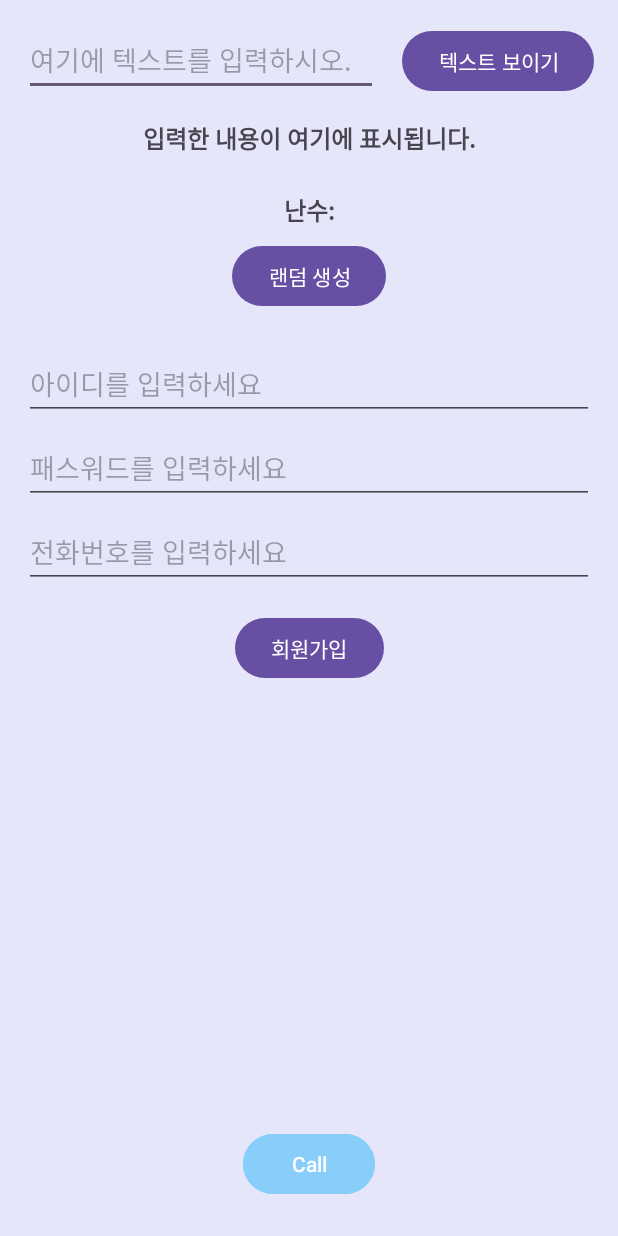
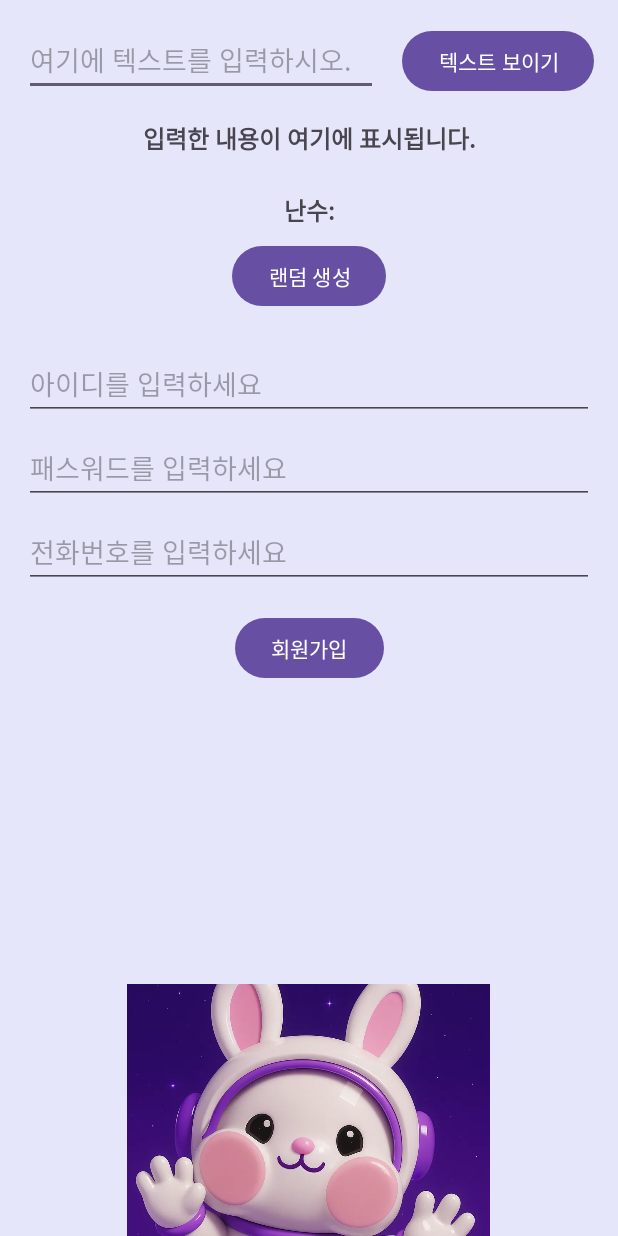
Before and after one commit to HSH-11/MobileProgramming, an Android app: the screen it shows after launch (MainActivity), on a phone screen of 412 x 824 dp. Run offline under Robolectric (Android 15) with nearby library versions, the phone set to English and light mode, and no system bars.

Commit message:
imageView

```diff
--- a/app/src/main/java/com/example/hello/MainActivity.java
+++ b/app/src/main/java/com/example/hello/MainActivity.java
@@ -5,6 +5,7 @@ import android.net.Uri;
 import android.os.Bundle;
 import android.view.View;
 import android.widget.EditText;
+import android.widget.ImageView;
 import android.widget.TextView;
 
 import androidx.activity.EdgeToEdge;
@@ -26,6 +27,9 @@ public class MainActivity extends AppCompatActivity {
     private EditText editTextPhoneNumber;
     private TextView textViewUserInfo;
 
+    private ImageView imageView;
+
+
     @Override
     protected void onCreate(Bundle savedInstanceState) { // 애플리케이션이 이전에 실행되었던 상태 전달
         super.onCreate(savedInstanceState);
@@ -39,6 +43,8 @@ public class MainActivity extends AppCompatActivity {
         editTextPassword = findViewById(R.id.editTextPassword);
         editTextPhoneNumber = findViewById(R.id.editTextPhoneNumber);
         textViewUserInfo = findViewById(R.id.textViewUserInfo);
+
+        imageView = findViewById(R.id.imageView);
 
         ViewCompat.setOnApplyWindowInsetsListener(findViewById(R.id.main), (v, insets) -> {
             Insets systemBars = insets.getInsets(WindowInsetsCompat.Type.systemBars());
@@ -76,4 +82,12 @@ public class MainActivity extends AppCompatActivity {
         // 텍스트 뷰에 난수 표시
         textViewRandomNumber.setText("난수: "+randomNumber);
     }
+
+    // 버튼 클릭 이벤트 처리 : 투명도 변경
+    public void changeAlpha(View view){
+        float alpha = imageView.getAlpha();
+        alpha = (alpha == 1.0f) ? 0.5f : 1.0f;
+        imageView.setAlpha(alpha);
+    }
+
 }
--- a/app/src/main/res/layout/activity_main.xml
+++ b/app/src/main/res/layout/activity_main.xml
@@ -131,17 +131,44 @@
         app:layout_constraintStart_toStartOf="parent"
         app:layout_constraintEnd_toEndOf="parent" />
 
-    <!-- Call 버튼 (하단 고정) -->
+<!--    &lt;!&ndash; Call 버튼 (하단 고정) &ndash;&gt;-->
+<!--    <Button-->
+<!--        android:id="@+id/button4"-->
+<!--        android:layout_width="wrap_content"-->
+<!--        android:layout_height="wrap_content"-->
+<!--        android:layout_marginBottom="24dp"-->
+<!--        android:backgroundTint="#87CEFA"-->
+<!--        android:onClick="onClicked_Call"-->
+<!--        android:text="Call"-->
+<!--        app:layout_constraintBottom_toBottomOf="parent"-->
+<!--        app:layout_constraintStart_toStartOf="parent"-->
+<!--        app:layout_constraintEnd_toEndOf="parent" />-->
+
+    <!-- 이미지 -->
+
+    <ImageView
+        android:id="@+id/imageView"
+        android:layout_width="250dp"
+        android:layout_height="180dp"
+        android:layout_marginTop="656dp"
+        android:elevation="6dp"
+        android:padding="4dp"
+        android:scaleType="centerCrop"
+        android:src="@drawable/itkong"
+        app:layout_constraintEnd_toEndOf="parent"
+        app:layout_constraintHorizontal_bias="0.498"
+        app:layout_constraintStart_toStartOf="parent"
+        app:layout_constraintTop_toTopOf="parent" />
+
     <Button
-        android:id="@+id/button4"
         android:layout_width="wrap_content"
         android:layout_height="wrap_content"
-        android:layout_marginBottom="24dp"
-        android:backgroundTint="#87CEFA"
-        android:onClick="onClicked_Call"
-        android:text="Call"
-        app:layout_constraintBottom_toBottomOf="parent"
+        android:layout_marginTop="860dp"
+        android:onClick="changeAlpha"
+        android:text="Alpha 변경"
+        app:layout_constraintEnd_toEndOf="parent"
         app:layout_constraintStart_toStartOf="parent"
-        app:layout_constraintEnd_toEndOf="parent" />
+        app:layout_constraintTop_toTopOf="parent" />
+
 
 </androidx.constraintlayout.widget.ConstraintLayout>
```
Also changed, not shown: app/src/main/res/drawable/itkong.png (added).
